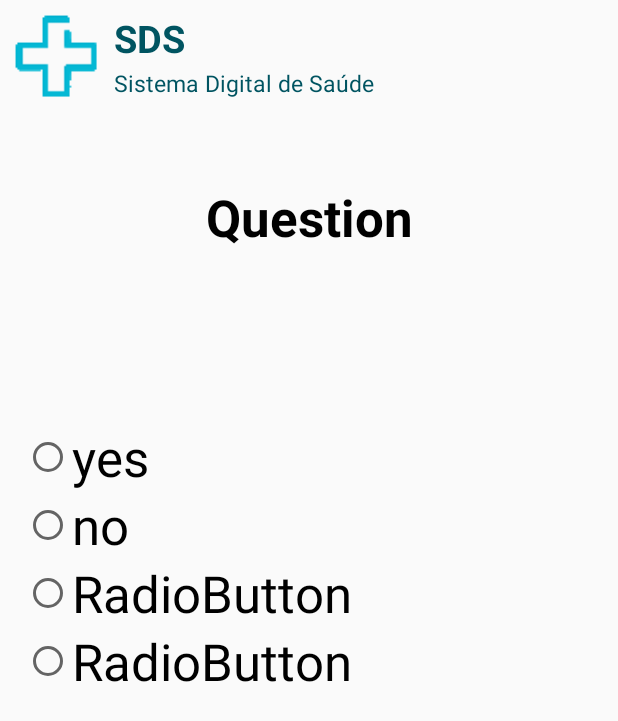
After one commit to isel-leic-sds/sds-mobile-app, an Android app: the layout fragment_multi_radio_ans.xml on its own in the app's theme, with its tools: preview values and no code run, on a phone screen of 412 x 824 dp. The commit adds this screen. Shown: the top 721 px of the screen. Run offline under Robolectric (Android 15) with nearby library versions, the phone set to English and light mode, and no system bars.

```diff
--- a/app/src/main/java/com/isel/ps/sds/DhsRepository.kt
+++ b/app/src/main/java/com/isel/ps/sds/DhsRepository.kt
@@ -151,6 +151,7 @@ class DhsRepository(
                 AnswerOptions(
                     ans.optString("option1", ""),
                     ans.optString("option2", "")
+
                 ),
                 UserAnswer()
             )
--- a/app/src/main/java/com/isel/ps/sds/view/clinicalHistory/fragments/HistoryFinalFragment.kt
+++ b/app/src/main/java/com/isel/ps/sds/view/clinicalHistory/fragments/HistoryFinalFragment.kt
@@ -3,13 +3,14 @@ package com.isel.ps.sds.view.clinicalHistory.fragments
 import android.content.Intent
 import android.os.Bundle
 import androidx.fragment.app.Fragment
-import com.isel.ps.sds.view.menu.MenuActivity
+import com.isel.ps.sds.view.clinicalHistory.ClinicalHistoryActivity
+
 
 class HistoryFinalFragment:Fragment() {
     override fun onCreate(savedInstanceState: Bundle?) {
         super.onCreate(savedInstanceState)
 
-        val intent = Intent(activity, MenuActivity::class.java)
+        val intent = Intent(activity, ClinicalHistoryActivity::class.java)
         startActivity(intent)
     }
 
--- /dev/null
+++ b/app/src/main/java/com/isel/ps/sds/view/quiz/fragments/MultiRadioAnsFragment.kt
@@ -0,0 +1,44 @@
+package com.isel.ps.sds.view.quiz.fragments
+
+import android.os.Bundle
+import android.view.LayoutInflater
+import android.view.View
+import android.view.ViewGroup
+import androidx.fragment.app.Fragment
+import com.isel.ps.sds.R
+import com.isel.ps.sds.view.quiz.data.Question
+import kotlinx.android.synthetic.main.fragment_radio_ans.frag_question
+import kotlinx.android.synthetic.main.fragment_radio_ans.optionButton1
+import kotlinx.android.synthetic.main.fragment_radio_ans.optionButton2
+
+class MultiRadioAnsFragment (var quest: Question) : Fragment() {
+
+    override fun onCreateView(
+        inflater: LayoutInflater, container: ViewGroup?,
+        savedInstanceState: Bundle?
+    ): View? {
+        // Inflate the layout for this fragment
+        return inflater.inflate(R.layout.fragment_multi_radio_ans, container, false)
+    }
+
+    override fun onActivityCreated(savedInstanceState: Bundle?) {
+        super.onActivityCreated(savedInstanceState)
+        frag_question.text = quest.question
+        optionButton1.text = quest.answerOptions.option1
+        optionButton2.text = quest.answerOptions.option2
+//        optionButton3.text = quest.answerOptions.option3
+//        optionButton3.text = quest.answerOptions.option4
+        var userAnswer = quest.userAnswer.finalAnswer
+        if (!userAnswer.equals("")) {
+            if (userAnswer.equals(quest.answerOptions.option1))
+                optionButton1.isChecked = true
+            else optionButton2.isChecked = true
+        }
+    }
+
+    override fun onPause() {
+        super.onPause()
+        if (optionButton1.isChecked) quest.userAnswer.finalAnswer = optionButton1.text.toString()
+        if (optionButton2.isChecked) quest.userAnswer.finalAnswer = optionButton2.text.toString()
+    }
+}
--- a/app/src/main/java/com/isel/ps/sds/view/quiz/fragments/SeekAnsFragment.kt
+++ b/app/src/main/java/com/isel/ps/sds/view/quiz/fragments/SeekAnsFragment.kt
@@ -4,10 +4,12 @@ import android.os.Bundle
 import android.view.LayoutInflater
 import android.view.View
 import android.view.ViewGroup
+import android.widget.SeekBar
 import androidx.fragment.app.Fragment
 import com.isel.ps.sds.R
 import com.isel.ps.sds.view.quiz.data.Question
 import kotlinx.android.synthetic.main.fragment_seek_ans.*
+import kotlinx.android.synthetic.main.fragment_seek_ans.view.*
 
 class SeekAnsFragment(var quest: Question) : Fragment() {
 
@@ -16,7 +18,26 @@ class SeekAnsFragment(var quest: Question) : Fragment() {
         savedInstanceState: Bundle?
     ): View? {
         // Inflate the layout for this fragment
-        return inflater.inflate(R.layout.fragment_seek_ans, container, false)
+        var root= inflater.inflate(R.layout.fragment_seek_ans, container, false)
+        var progessTextView = root.progress_textView
+        root.seekBar_widget.setOnSeekBarChangeListener(object : SeekBar.OnSeekBarChangeListener {
+            override fun onProgressChanged(seekBar: SeekBar, progress: Int, fromUser: Boolean) {
+                // Write code to perform some action when progress is changed.
+                progessTextView.text=seekBar.progress.toString()
+            }
+
+            override fun onStartTrackingTouch(seekBar: SeekBar) {
+                // Write code to perform some action when touch is started.
+            }
+
+            override fun onStopTrackingTouch(seekBar: SeekBar) {
+                // Write code to perform some action when touch is stopped.
+
+            }
+        })
+
+
+        return root
     }
 
     override fun onActivityCreated(savedInstanceState: Bundle?) {
--- /dev/null
+++ b/app/src/main/res/layout/fragment_multi_radio_ans.xml
@@ -0,0 +1,114 @@
+<?xml version="1.0" encoding="utf-8"?>
+<androidx.constraintlayout.widget.ConstraintLayout xmlns:android="http://schemas.android.com/apk/res/android"
+		xmlns:tools="http://schemas.android.com/tools"
+		xmlns:app="http://schemas.android.com/apk/res-auto"
+		android:id="@+id/linearLayout2"
+		android:layout_width="match_parent"
+		android:layout_height="match_parent"
+		android:orientation="vertical">
+
+
+	<ImageView
+			android:id="@+id/frag-sds-mini-logo"
+			android:layout_width="60dp"
+			android:layout_height="60dp"
+			android:layout_centerInParent="true"
+			android:contentDescription="@null"
+			android:src="@drawable/sds"
+			app:layout_constraintTop_toTopOf="parent"
+			android:layout_marginTop="8dp" app:layout_constraintStart_toStartOf="parent"
+			android:layout_marginStart="8dp"/>
+
+	<TextView
+			android:id="@+id/frag-title"
+			android:layout_width="wrap_content"
+			android:layout_height="wrap_content"
+			android:text="@string/sds_title_short"
+			android:textColor="@color/dark_color"
+			android:textSize="25sp"
+			android:textStyle="bold"
+			app:layout_constraintTop_toTopOf="@+id/frag-sds-mini-logo"
+			app:layout_constraintStart_toEndOf="@+id/frag-sds-mini-logo"
+			android:layout_marginStart="8dp"/>
+
+	<TextView
+			android:id="@+id/frag-title-desc"
+			android:layout_width="wrap_content"
+			android:layout_height="wrap_content"
+			android:layout_below="@+id/frag-title"
+			android:text="@string/sds_title_long"
+			android:textColor="@color/dark_color"
+			android:textSize="15sp"
+			app:layout_constraintTop_toBottomOf="@+id/frag-title"
+			app:layout_constraintBottom_toBottomOf="@+id/frag-sds-mini-logo"
+			app:layout_constraintStart_toEndOf="@+id/frag-sds-mini-logo" android:layout_marginStart="8dp"/>
+
+
+	<TextView
+			android:id="@+id/frag-question"
+			android:layout_width="match_parent"
+			android:layout_height="wrap_content"
+			android:text="@string/question"
+			android:textAlignment="center"
+			android:textAppearance="@style/TextAppearance.AppCompat.Display1"
+			android:textColor="@android:color/black"
+			android:textStyle="bold"
+			app:layout_constraintLeft_toLeftOf="parent"
+			app:layout_constraintRight_toRightOf="parent"
+			android:layout_marginBottom="8dp" app:layout_constraintBottom_toBottomOf="parent"
+			app:layout_constraintHorizontal_bias="0.0" android:layout_marginTop="8dp"
+			app:layout_constraintTop_toBottomOf="@+id/frag-title-desc" app:layout_constraintVertical_bias="0.069"/>
+
+	<RadioGroup
+			android:id="@+id/radioGroup"
+			android:layout_width="338dp"
+			android:layout_height="184dp"
+			android:layout_marginLeft="8dp"
+			android:layout_marginTop="8dp"
+			android:layout_marginRight="8dp"
+			android:layout_marginBottom="8dp"
+			app:layout_constraintBottom_toBottomOf="parent"
+			app:layout_constraintHorizontal_bias="0.14"
+			app:layout_constraintLeft_toLeftOf="parent"
+			app:layout_constraintRight_toRightOf="parent"
+			app:layout_constraintTop_toBottomOf="@+id/frag-question"
+			app:layout_constraintVertical_bias="0.234">
+
+		<RadioButton
+				android:id="@+id/optionButton1"
+				android:layout_width="match_parent"
+				android:layout_height="wrap_content"
+				android:text="yes"
+				android:textAppearance="@style/TextAppearance.AppCompat.Display1"
+				tools:layout_editor_absoluteX="34dp"
+				tools:layout_editor_absoluteY="201dp" />
+
+		<RadioButton
+				android:id="@+id/optionButton2"
+				android:layout_width="match_parent"
+				android:layout_height="wrap_content"
+				android:text="no"
+				android:textAppearance="@style/TextAppearance.AppCompat.Display1" />
+
+		<RadioButton
+				android:id="@+id/optionButton3"
+				android:layout_width="match_parent"
+				android:layout_height="wrap_content"
+				android:text="RadioButton"
+				android:textAppearance="@style/TextAppearance.AppCompat.Display1" />
+		/>
+
+		<RadioButton
+				android:id="@+id/optionButton4"
+				android:layout_width="match_parent"
+				android:layout_height="wrap_content"
+				android:text="RadioButton"
+				android:textAppearance="@style/TextAppearance.AppCompat.Display1" />
+		/>
+
+	</RadioGroup>
+
+
+
+
+</androidx.constraintlayout.widget.ConstraintLayout>
```
